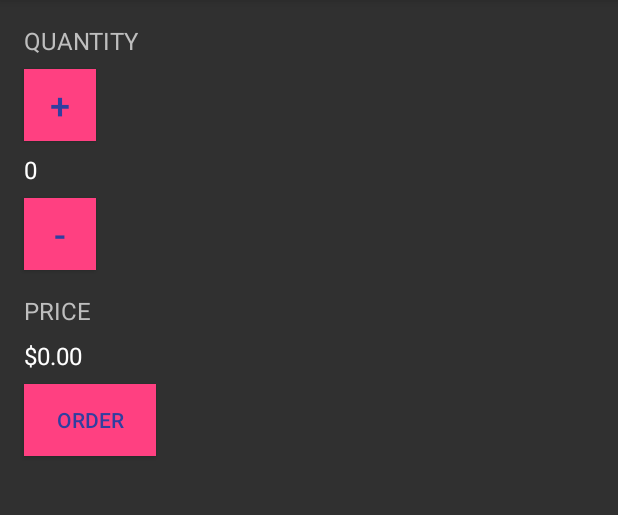
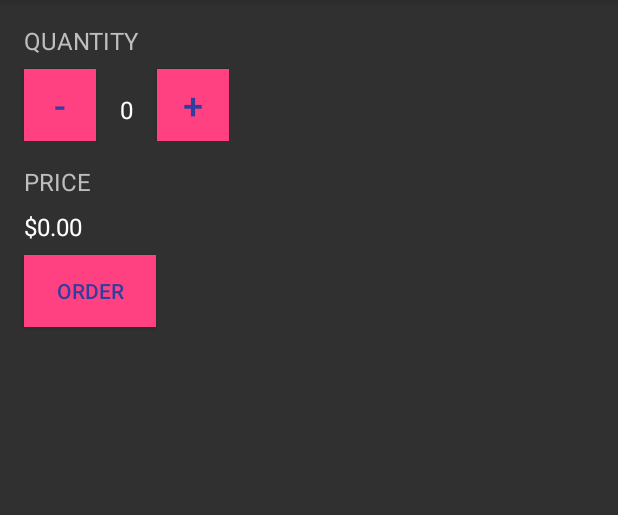
Before and after one commit to rowland007/JustJava, an Android app: the screen it shows after launch (MainActivity), on a phone screen of 412 x 824 dp, the part 84-599 px from its top. Run offline under Robolectric (Android 15) with nearby library versions, the phone set to English and light mode, and no system bars.

Commit message:
Style: Add horizontal layout for quantity

```diff
--- a/app/src/main/res/layout/activity_main.xml
+++ b/app/src/main/res/layout/activity_main.xml
@@ -18,39 +18,48 @@
         android:layout_marginStart="16dp"
         android:layout_marginTop="16dp"/>
 
+    <LinearLayout
+        android:layout_width="wrap_content"
+        android:layout_height="wrap_content"
+        android:orientation="horizontal">
+
         <Button
-        android:id="@+id/incrementButton"
+            android:id="@+id/decrementButton"
             android:layout_width="48dp"
             android:layout_height="48dp"
-        android:text="@string/incrementButton"
-        android:textSize="24sp"
-        android:onClick="increaseQuantity"
+            android:layout_marginStart="16dp"
+            android:layout_marginTop="8dp"
+            android:layout_weight="1"
             android:background="@color/colorAccent"
+            android:onClick="decreaseQuantity"
+            android:text="@string/decrementButton"
             android:textColor="@color/colorPrimaryDark"
-        android:layout_marginTop="8dp"
-        android:layout_marginStart="16dp"/>
+            android:textSize="24sp" />
 
         <TextView
             android:id="@+id/quantity_value"
             android:layout_width="wrap_content"
             android:layout_height="wrap_content"
+            android:layout_marginStart="16dp"
+            android:layout_marginTop="8dp"
+            android:layout_weight="1"
             android:text="@string/quantity_value"
             android:textColor="@android:color/primary_text_dark"
-        android:textSize="16sp"
-        android:layout_marginStart="16dp"
-        android:layout_marginTop="8dp"/>
+            android:textSize="16sp" />
 
         <Button
-        android:id="@+id/decrementButton"
+            android:id="@+id/incrementButton"
             android:layout_width="48dp"
             android:layout_height="48dp"
-        android:text="@string/decrementButton"
-        android:textSize="24sp"
-        android:onClick="decreaseQuantity"
+            android:layout_marginStart="16dp"
+            android:layout_marginTop="8dp"
+            android:layout_weight="1"
             android:background="@color/colorAccent"
+            android:onClick="increaseQuantity"
+            android:text="@string/incrementButton"
             android:textColor="@color/colorPrimaryDark"
-        android:layout_marginTop="8dp"
-        android:layout_marginStart="16dp"/>
+            android:textSize="24sp" />
+    </LinearLayout>
 
     <TextView
         android:id="@+id/price_title"
```
Lines whose indentation alone changed are shown as unchanged.
